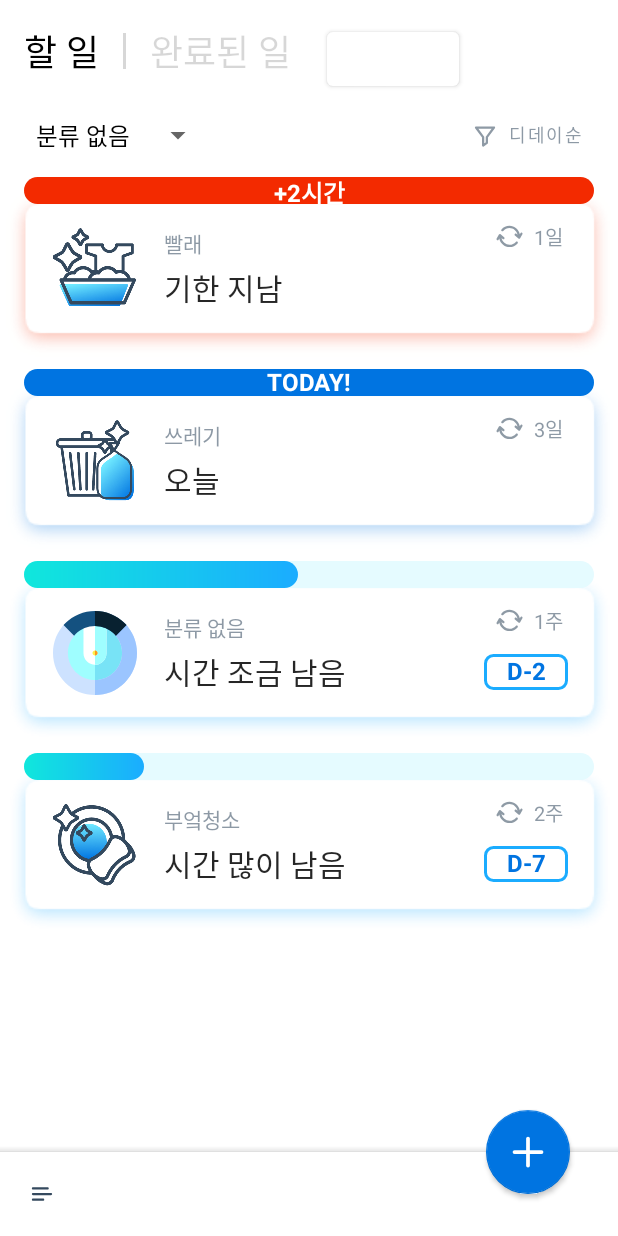
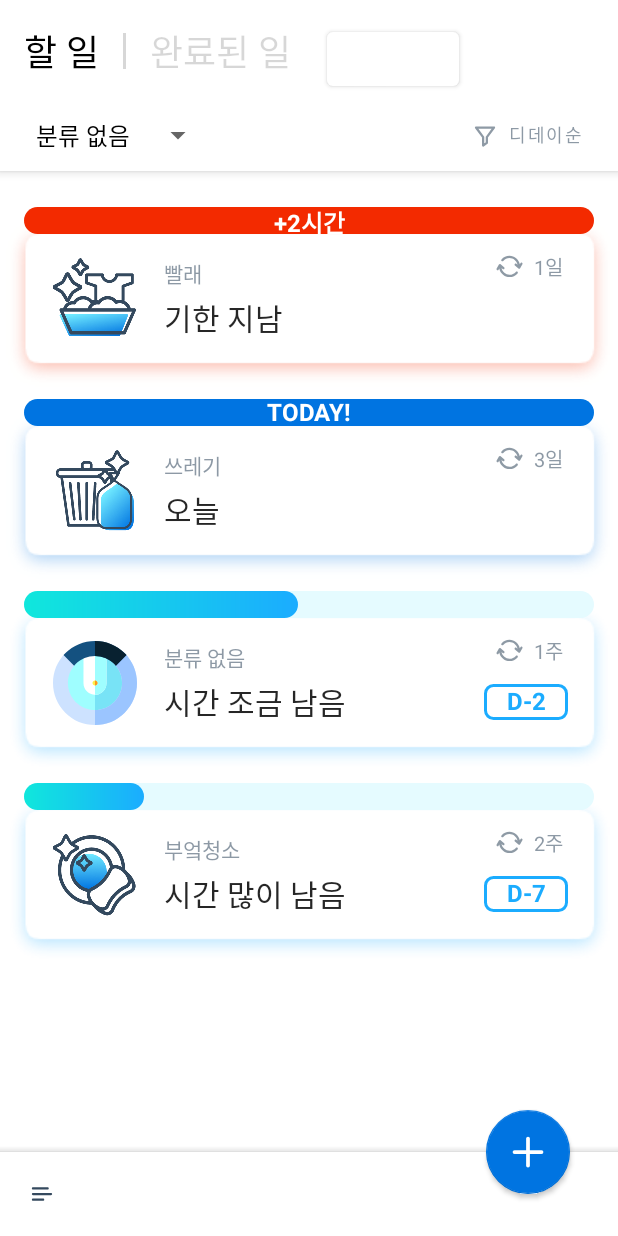
Before and after one commit to desingdeveloperdayday/LovelessGeek_HouseManager, an Android app: the screen it shows after launch once a user with an empty profile is signed in (MainActivity), on a phone screen of 412 x 824 dp. Run offline under Robolectric (Android 15) with nearby library versions, the phone set to English and light mode, and no system bars; our stand-ins replace Firebase (no records; nobody signed in at launch, a user with empty details on screens opened directly), data binding.

Commit message:
💄 Update UI

```diff
--- a/android/app/src/main/res/layout/fragment_task_content.xml
+++ b/android/app/src/main/res/layout/fragment_task_content.xml
@@ -9,6 +9,16 @@
         android:layout_width="match_parent"
         android:layout_height="match_parent"
         tools:showIn="@layout/fragment_task_layout">
+
+        <androidx.constraintlayout.widget.ConstraintLayout
+            android:id="@+id/header_content_container"
+            android:layout_width="0dp"
+            android:layout_height="wrap_content"
+            android:background="@color/white"
+            android:elevation="4dp"
+            app:layout_constraintEnd_toEndOf="parent"
+            app:layout_constraintStart_toStartOf="parent"
+            app:layout_constraintTop_toTopOf="parent">
 
             <Button
                 android:id="@+id/clear_db_button"
@@ -76,30 +86,31 @@
 
             <Button
                 android:id="@+id/edit_button"
-            style="@style/Widget.MaterialComponents.Button.TextButton.Icon"
+                style="@style/Widget.MaterialComponents.Button.TextButton"
                 android:layout_width="wrap_content"
                 android:layout_height="wrap_content"
-            android:layout_marginEnd="16dp"
+                android:padding="10dp"
                 android:text="편집"
                 android:textColor="@color/true_blue"
-            android:textSize="14sp"
-            app:icon="@drawable/ic_edit"
-            app:iconTint="@color/true_blue"
+                android:textSize="16sp"
                 app:layout_constraintBottom_toBottomOf="@+id/category_spinner"
                 app:layout_constraintEnd_toEndOf="parent"
                 app:layout_constraintTop_toTopOf="@+id/category_spinner" />
+
+        </androidx.constraintlayout.widget.ConstraintLayout>
 
         <androidx.recyclerview.widget.RecyclerView
             android:id="@+id/task_list"
             android:layout_width="0dp"
             android:layout_height="0dp"
+            android:layout_marginTop="8dp"
             android:clipToPadding="false"
             android:paddingTop="8dp"
             android:paddingBottom="8dp"
             app:layout_constraintBottom_toBottomOf="parent"
             app:layout_constraintEnd_toEndOf="parent"
             app:layout_constraintStart_toStartOf="parent"
-            app:layout_constraintTop_toBottomOf="@+id/category_spinner"
+            app:layout_constraintTop_toBottomOf="@+id/header_content_container"
             tools:listitem="@layout/item_task_todo" />
 
     </androidx.constraintlayout.widget.ConstraintLayout>
--- a/android/app/src/main/res/layout/item_task_todo.xml
+++ b/android/app/src/main/res/layout/item_task_todo.xml
@@ -121,7 +121,7 @@
             android:layout_marginBottom="34dp"
             android:background="@drawable/background_dday"
             android:gravity="center"
-            android:textColor="@color/true_blue"
+            android:textColor="@color/dodger_blue"
             android:textSize="16sp"
             android:textStyle="bold"
             app:layout_constraintBottom_toBottomOf="parent"
```
Lines whose indentation alone changed are shown as unchanged.
